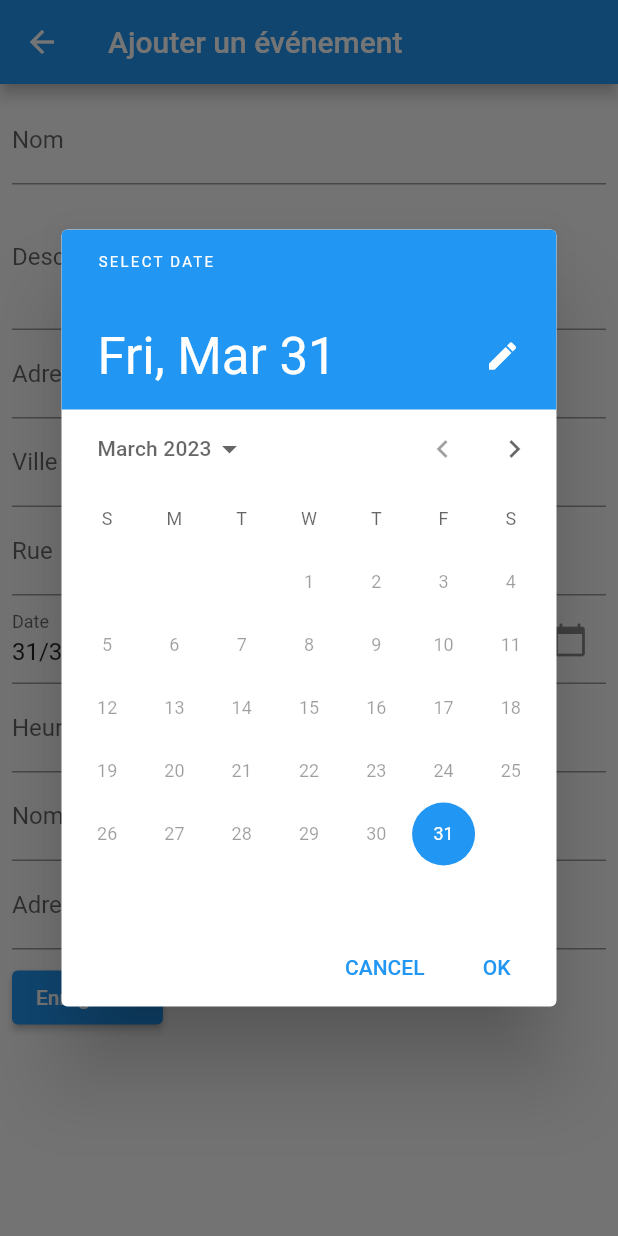
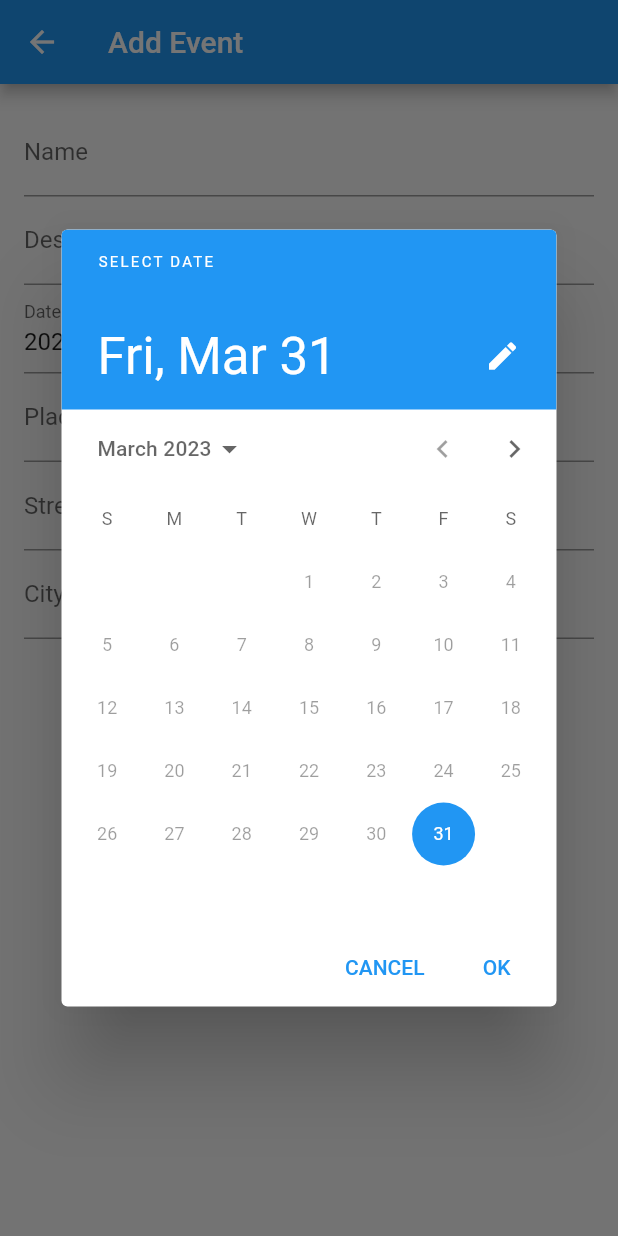
Before and after one commit to MaegIins/reunionou, a Flutter app: the EventForm screen opened directly, after a tap on "Date", on a phone screen of 412 x 824 dp. Run offline on Flutter 3.47's test engine with Material 2 defaults, Android fonts, the phone set to English and light mode, and no system bars; our stand-ins replace flutter_map, latlong2; network calls fail.

Commit message:
test form

```diff
--- /dev/null
+++ b/lib/models/eventAdress.dart
@@ -0,0 +1,22 @@
+class EventAdress {
+  final String name;
+  final String description;
+  final DateTime date;
+  final String namePlace;
+  final Address address;
+
+  EventAdress({
+    required this.name,
+    required this.description,
+    required this.date,
+    required this.namePlace,
+    required this.address,
+  });
+}
+
+class Address {
+  final String street;
+  final String city;
+
+  Address({required this.street, required this.city});
+}
--- a/lib/providers/events_provider.dart
+++ b/lib/providers/events_provider.dart
@@ -2,7 +2,7 @@ import 'dart:convert';
 import 'package:http/http.dart' as http;
 import 'package:partouille/Singleton/Auth.dart';
 import 'package:partouille/models/event.dart';
-
+import 'package:partouille/models/eventAdress.dart';
 class EventsProvider {
   final String apiUrl = 'http://localhost:3333/events';
 
@@ -34,8 +34,35 @@ class EventsProvider {
       throw Exception('Failed to load events data');
     }
   }
+
+Future<void> addEvent(String bearerToken, EventAdress eventAdress) async {
+  final response = await http.post(
+    Uri.parse(apiUrl),
+    headers: <String, String>{
+      'Authorization': bearerToken,
+      'Content-Type': 'application/json',
+    },
+    body: jsonEncode({
+      'title': eventAdress.name,
+      'description': eventAdress.description,
+      'date': {
+        'date': eventAdress.date.toIso8601String().substring(0, 10),
+        'time': eventAdress.date.toIso8601String().substring(11, 16),
+      },
+      'name_place': eventAdress.namePlace,
+      'address': {
+        'street': eventAdress.address.street,
+        'city': eventAdress.address.city,
+      },
+    }),
+  );
+
+  if (response.statusCode != 201) {
+    throw Exception('Failed to add event');
+  }
 }
 
+}
 /*
   Future<dynamic> getEventById(String id) async {
     final response = await http.get(Uri.parse('$apiUrl/$id'));
--- a/lib/screens/event_form.dart
+++ b/lib/screens/event_form.dart
@@ -1,10 +1,11 @@
 import 'package:flutter/material.dart';
 import 'package:flutter/cupertino.dart';
 import 'package:intl/intl.dart';
-import 'package:partouille/models/event.dart';
-import 'package:http/http.dart' as http;
+import 'package:partouille/models/eventAdress.dart';
+import '../providers/events_provider.dart';
+import 'package:flutter/cupertino.dart';
 
-import '../Singleton/Auth.dart';
+import 'package:partouille/Singleton/Auth.dart';
 
 class EventForm extends StatefulWidget {
   const EventForm({Key? key}) : super(key: key);
@@ -13,117 +14,142 @@ class EventForm extends StatefulWidget {
   _EventFormState createState() => _EventFormState();
 }
 
-final String apiUrl = 'http://localhost:3333/events';
-
 class _EventFormState extends State<EventForm> {
-  final _formKey = GlobalKey<FormState>();
-  final _event = event();
-  late DateTime _selectedDate;
-  Future<void> _selectDate(BuildContext context) async {
-    final DateTime? picked = await showDatePicker(
-        context: context,
-        initialDate: _selectedDate,
-        firstDate: DateTime.now(),
-        lastDate: DateTime(2100));
-    if (picked != null && picked != _selectedDate) {
-      setState(() {
-        _selectedDate = picked;
-      });
-    }
-  }
+  final GlobalKey<FormState> _formKey = GlobalKey<FormState>();
+  late TextEditingController _nameController;
+  late TextEditingController _descriptionController;
+  late TextEditingController _dateController;
+  late TextEditingController _namePlaceController;
+  late TextEditingController _streetController;
+  late TextEditingController _cityController;
 
   @override
   void initState() {
     super.initState();
-    _selectedDate = DateTime.now();
+    _nameController = TextEditingController();
+    _descriptionController = TextEditingController();
+   _dateController = TextEditingController(
+    text: DateFormat('yyyy-MM-ddTHH:mm').format(DateTime.now()),
+);
+    _namePlaceController = TextEditingController();
+    _streetController = TextEditingController();
+    _cityController = TextEditingController();
   }
 
   @override
+  void dispose() {
+    _nameController.dispose();
+    _descriptionController.dispose();
+    _dateController.dispose();
+    _namePlaceController.dispose();
+    _streetController.dispose();
+    _cityController.dispose();
+    super.dispose();
+  }
+
+  Future<void> _submitForm() async {
+    if (_formKey.currentState!.validate()) {
+      final bearerToken = await Auth().getToken();
+
+      final eventAdress = EventAdress(
+        name: _nameController.text,
+        description: _descriptionController.text,
+        date: DateTime.parse(_dateController.text),
+        namePlace: _namePlaceController.text,
+        address: Address(
+          street: _streetController.text,
+          city: _cityController.text,
+        ),
+      );
+      try {
+        await EventsProvider().addEvent(bearerToken, eventAdress);
+        Navigator.of(context).pop();
+      } catch (error) {
+        print(error);
+        ScaffoldMessenger.of(context).showSnackBar(
+          SnackBar(
+            content: Text('Failed to add event'),
+            backgroundColor: Colors.red,
+          ),
+        );
+      }
+    }
+  }
+
+
+
+  @override
   Widget build(BuildContext context) {
-    final bearerToken = "Bearer " + Auth().token;
     return Scaffold(
       appBar: AppBar(
-        title: Text('Ajouter un événement'),
+        title: Text('Add Event'),
       ),
-      body: SingleChildScrollView(
+      body: Padding(
+        padding: const EdgeInsets.all(16.0),
+        child: SingleChildScrollView(
           child: Form(
             key: _formKey,
-          child: Padding(
-            padding: EdgeInsets.all(8.0),
             child: Column(
-              crossAxisAlignment: CrossAxisAlignment.start,
               children: [
                 TextFormField(
-                  decoration: InputDecoration(labelText: 'Nom'),
-                  onSaved: (value) => _event.name = value!,
+                  controller: _nameController,
+                  decoration: InputDecoration(
+                    labelText: 'Name',
+                  ),
                   validator: (value) {
-                    if (value!.isEmpty) {
-                      return 'Veuillez entrer un nom';
+                    if (value == null || value.isEmpty) {
+                      return 'Please enter a name';
                     }
                     return null;
                   },
                 ),
                 TextFormField(
-                  decoration: InputDecoration(labelText: 'Description'),
-                  maxLines: 3,
-                  onSaved: (value) => _event.description = value!,
+                  controller: _descriptionController,
+                  decoration: InputDecoration(
+                    labelText: 'Description',
+                  ),
                   validator: (value) {
-                    if (value!.isEmpty) {
-                      return 'Veuillez entrer une description';
-                    }
-                    return null;
-                  },
-                ),
-                TextFormField(
-                  decoration: InputDecoration(labelText: 'Adresse Complète'),
-                  onSaved: (value) => _event.address = value!,
-                  validator: (value) {
-                    if (value!.isEmpty) {
-                      return 'Veuillez entrer une adresse';
-                    }
-                    return null;
-                  },
-                ),
-                TextFormField(
-                  decoration: InputDecoration(labelText: 'Ville'),
-                  onSaved: (value) => _event.city = value!,
-                  validator: (value) {
-                    if (value!.isEmpty) {
-                      return 'Veuillez entrer une adresse';
-                    }
-                    return null;
-                  },
-                ),
-                TextFormField(
-                  decoration: InputDecoration(labelText: 'Rue'),
-                  onSaved: (value) => _event.street = value!,
-                  validator: (value) {
-                    if (value!.isEmpty) {
-                      return 'Veuillez entrer une adresse';
+                    if (value == null || value.isEmpty){
+return 'Please enter a description';
 }
 return null;
 },
 ),
 GestureDetector(
-                  onTap: () => _selectDate(context),
+  onTap: () async {
+    final initialDate = DateTime.parse(_dateController.text);
+    final pickedDate = await showDatePicker(
+      context: context,
+      initialDate: initialDate,
+      firstDate: DateTime.now(),
+      lastDate: DateTime.now().add(Duration(days: 365)),
+    );
+    if (pickedDate != null) {
+      final pickedTime = await showTimePicker(
+        context: context,
+        initialTime: TimeOfDay.fromDateTime(initialDate),
+      );
+      if (pickedTime != null) {
+        final newDateTime = DateTime(
+          pickedDate.year,
+          pickedDate.month,
+          pickedDate.day,
+          pickedTime.hour,
+          pickedTime.minute,
+        );
+        _dateController.text = DateFormat('yyyy-MM-ddTHH:mm').format(newDateTime);
+      }
+    }
+  },
   child: AbsorbPointer(
     child: TextFormField(
+      controller: _dateController,
       decoration: InputDecoration(
         labelText: 'Date',
-                        suffixIcon: Icon(Icons.calendar_today),
       ),
-                      controller: TextEditingController(
-                          text: DateFormat('dd/mm/yyyy').format(_selectedDate)),
-                      onSaved: (value) =>
-                          _event.date = DateFormat('yyyy/mm/dd').parse(value!),
       validator: (value) {
-                        if (value!.isEmpty) {
-                          return 'Veuillez entrer une date';
-                        }
-                        try {
-                          DateFormat('yyyy/mm/dd').parse(value);
-                        } catch (e) {
-                          return 'Veuillez entrer une date valide';
+        if (value == null || value.isEmpty) {
+          return 'Please enter a date';
         }
         return null;
       },
@@ -131,87 +157,45 @@ class _EventFormState extends State<EventForm> {
   ),
 ),
 TextFormField(
-                  decoration: InputDecoration(labelText: 'Heure'),
-                  onSaved: (value) => _event.time = value!,
+controller: _namePlaceController,
+decoration: InputDecoration(
+labelText: 'Place name',
+),
 validator: (value) {
-                    if (value!.isEmpty) {
-                      return 'Veuillez entrer une heure';
+if (value == null || value.isEmpty) {
+return 'Please enter a place name';
 }
 return null;
 },
 ),
 TextFormField(
-                  decoration:
-                      InputDecoration(labelText: 'Nom de l\'organisateur'),
-                  onSaved: (value) => _event.nameOrga = value!,
+controller: _streetController,
+decoration: InputDecoration(
+labelText: 'Street address',
+),
 validator: (value) {
-                    if (value!.isEmpty) {
-                      return 'Veuillez entrer un nom d\'organisateur';
+if (value == null || value.isEmpty) {
+return 'Please enter a street address';
 }
 return null;
 },
 ),
 TextFormField(
+controller: _cityController,
 decoration: InputDecoration(
-                      labelText: 'Adresse email de l\'organisateur'),
-                  keyboardType: TextInputType.emailAddress,
-                  onSaved: (value) => _event.mailOrga = value!,
+labelText: 'City',
+),
 validator: (value) {
-                    if (value!.isEmpty) {
-                      return 'Veuillez entrer une adresse email';
-                    }
-                    if (!value.contains('@')) {
-                      return 'Veuillez entrer une adresse email valide';
+if (value == null || value.isEmpty) {
+return 'Please enter a city';
 }
 return null;
 },
 ),
-                SizedBox(height: 8.0),
+SizedBox(height: 16.0),
 ElevatedButton(
-                  onPressed: () async {
-                    if (_formKey.currentState!.validate()) {
-                      _formKey.currentState!.save();
-
-                      final headers = <String, String>{
-                        'Authorization': bearerToken,
-                      };
-                      final body = <String, dynamic>{
-                        'title': _event.name,
-                        'description': _event.description,
-                        'date': {
-                          'date': _event.date?.toIso8601String(),
-                          'time': _event.time,
-                        },
-                        "name_place": _event.address,
-                        'address': {
-                          'street': _event.street,
-                          'city': _event.city,
-                        },
-                        'nameOrga': _event.nameOrga,
-                        'mailOrga': _event.mailOrga,
-                      };
-                      final response = await http.post(Uri.parse(apiUrl),
-                          headers: headers, body: body);
-
-                      if (response.statusCode == 200) {
-                        // La requête a réussi, afficher un message de confirmation
-                        ScaffoldMessenger.of(context).showSnackBar(SnackBar(
-                          content: Text("La requête a réussi"),
-                          duration: Duration(seconds: 2),
-                        ));
-                      } else {
-                        // La requête a échoué, afficher une erreur
-                        ScaffoldMessenger.of(context)
-                            .showSnackBar(const SnackBar(
-                          content: Text("La requête a échoué"),
-                        ));
-                      }
-
-                      // ignore: use_build_context_synchronously
-                      Navigator.pop(context);
-                    }
-                  },
-                  child: Text('Enregistrer'),
+onPressed: _submitForm,
+child: Text('Add Event'),
 ),
 ],
 ),
```
Also changed, not shown: lib/Singleton/Auth.dart (+8 -0 lines). Lines whose indentation alone changed are shown as unchanged.
